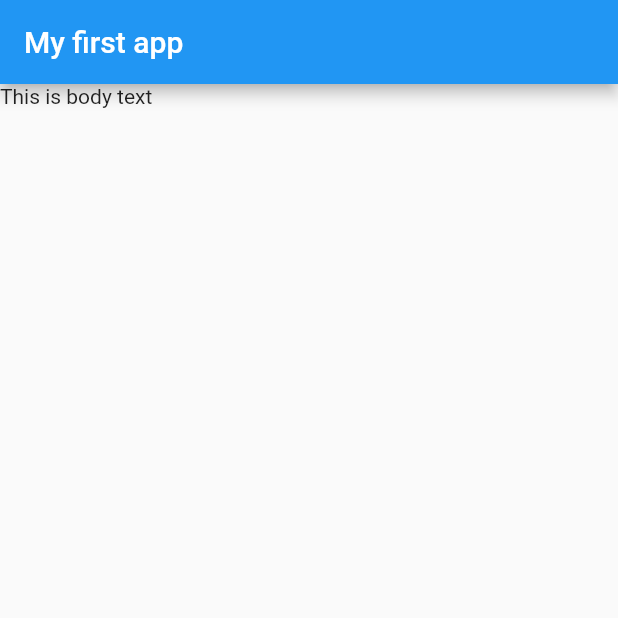
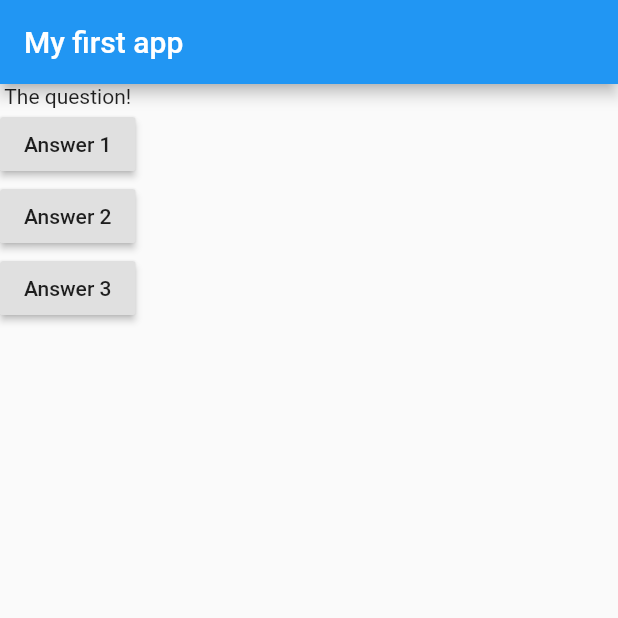
Before and after one commit to MaksymShokin/Flutter_basics, a Flutter app: the screen it shows after launch, on a phone screen of 412 x 824 dp, the top half of it. Run offline on Flutter 3.47's test engine with Material 2 defaults, Android fonts, the phone set to English and light mode, and no system bars.

Commit message:
list-of-buttons

```diff
--- a/lib/main.dart
+++ b/lib/main.dart
@@ -14,6 +14,8 @@ void main() {
 // }
 
 class MyApp extends StatelessWidget {
+  void answerQuestion() => print('Answered question');
+
   @override
   Widget build(BuildContext context) {
     return MaterialApp(
@@ -21,7 +23,23 @@ class MyApp extends StatelessWidget {
         appBar: AppBar(
           title: Text('My first app'),
         ),
-        body: Text('This is body text'),
+        body: Column(
+          children: [
+            Text('The question!'),
+            RaisedButton(
+              onPressed: answerQuestion,
+              child: Text('Answer 1'),
+            ),
+            RaisedButton(
+              onPressed: answerQuestion,
+              child: Text('Answer 2'),
+            ),
+            RaisedButton(
+              onPressed: answerQuestion,
+              child: Text('Answer 3'),
+            ),
+          ],
+        ),
       ),
     );
   }
```
